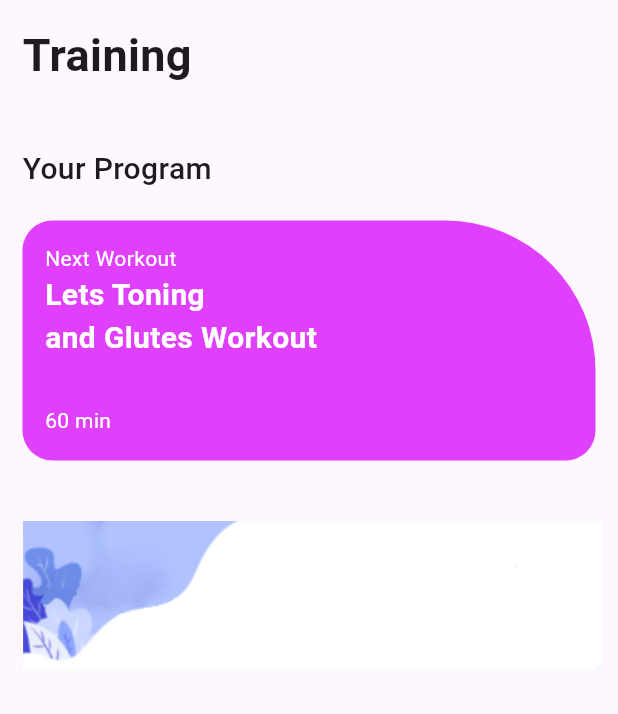
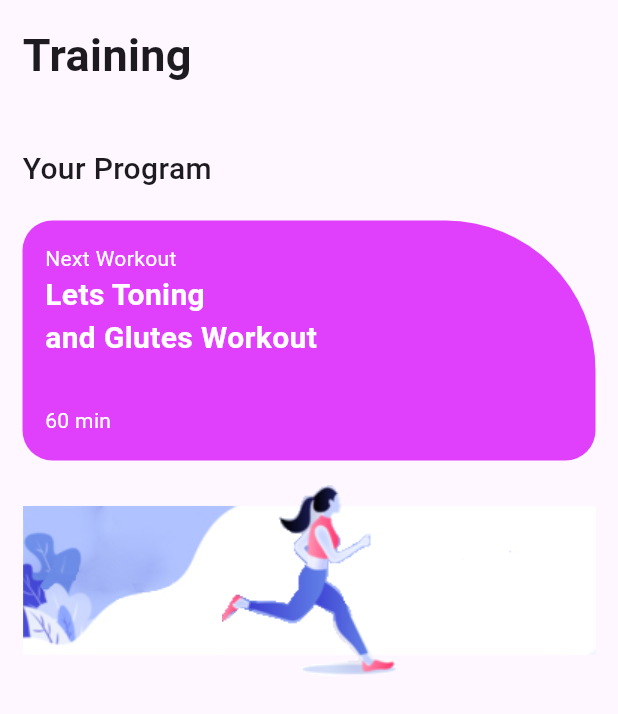
Before and after one commit to Ninaa135/Flutter, a Flutter app: the screen it shows after launch, on a phone screen of 412 x 824 dp. Shown: the top 714 px of the screen. Run offline on Flutter 3.47's test engine with Material 3 defaults, Android fonts, the phone set to English and light mode, and no system bars.

Commit message:
15 menit ke-3

```diff
--- a/lib/tugas/quiz.dart
+++ b/lib/tugas/quiz.dart
@@ -51,13 +51,25 @@ class Quiz extends StatelessWidget {
                 ),
               ),
             ),
-            SizedBox(height: 40),
-            Row(
-              crossAxisAlignment: CrossAxisAlignment.start,
-              children: [
-                Image.asset("gambar/card.jpg",
-                fit: BoxFit.contain,)
-              ],
+            SizedBox(
+              width: 600,
+              height: 160,
+              child: Stack(
+                children: [
+                  Container(
+                    decoration: BoxDecoration(image: DecorationImage(image: AssetImage("gambar/card.jpg"),
+                    ),
+                    ),
+                  ),
+                  Align(
+                    child: Container(
+                      decoration: BoxDecoration(image: DecorationImage(image: AssetImage("gambar/figure.png"),
+                      ),
+                      ),
+                    ),
+                  ),
+                ],
+              ),
             )
           ],
         ),
--- a/pubspec.yaml
+++ b/pubspec.yaml
@@ -63,6 +63,7 @@ flutter:
     - gambar/001.png
     - gambar/002.png
     - gambar/card.jpg
+    - gambar/figure.png
 
   # An image asset can refer to one or more resolution-specific "variants", see
   # https://flutter.dev/to/resolution-aware-images
```
